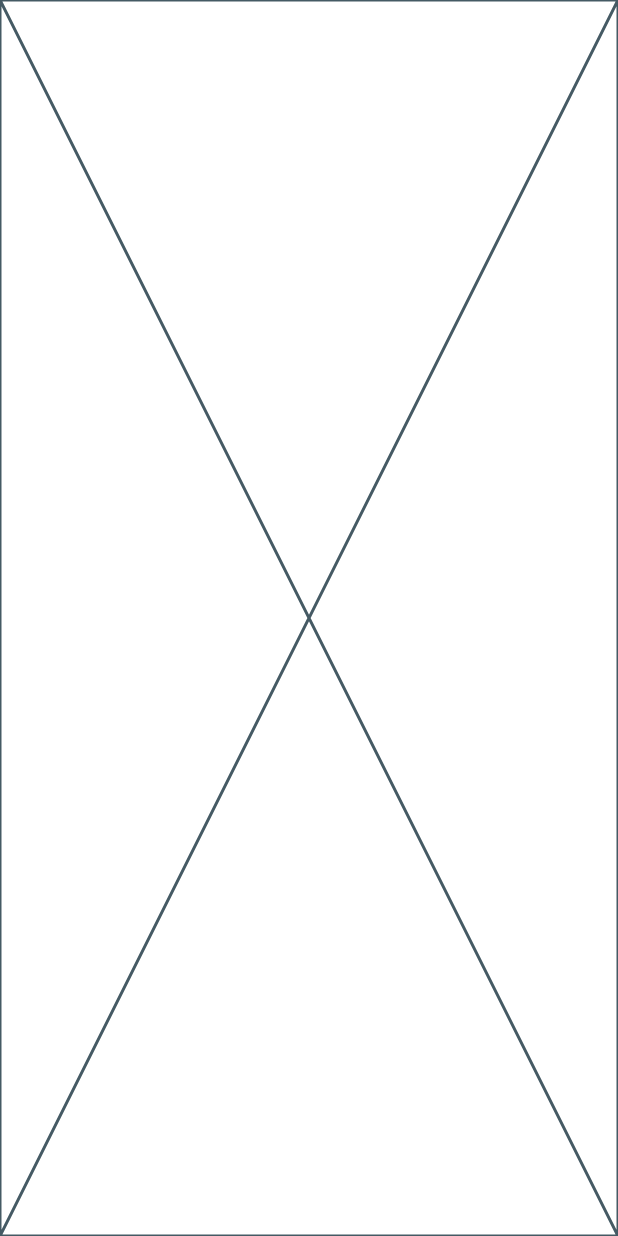
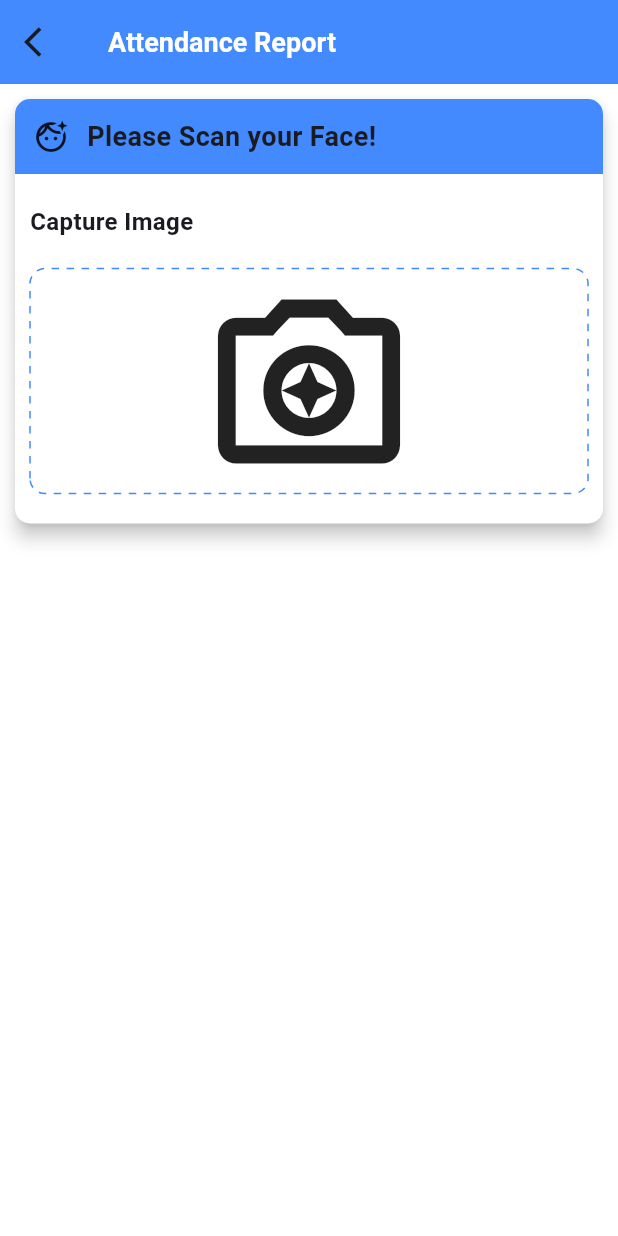
Before and after one commit to knalbdev/attendance_app, a Flutter app: the screen it shows after launch, after a tap on "Attendance Report", on a phone screen of 412 x 824 dp. Run offline on Flutter 3.47's test engine with Material 3 defaults, Android fonts, the phone set to English and light mode, and no system bars; drawn by our look-alikes of dotted_border; our stand-ins replace camera, cloud_firestore, firebase_core; missing offline and left inert: google_mlkit_face_detection; accounts and stored records are empty.

Commit message:
creating camera box

```diff
--- a/lib/ui/attend/attendance_screen.dart
+++ b/lib/ui/attend/attendance_screen.dart
@@ -1,10 +1,141 @@
+import 'dart:io';
+
+import 'package:camera/camera.dart';
+import 'package:cloud_firestore/cloud_firestore.dart';
+import 'package:dotted_border/dotted_border.dart';
+import 'package:face_recognition/ui/attend/camera_screen.dart';
 import 'package:flutter/material.dart';
 
-class AttendanceScreen extends StatelessWidget {
-  const AttendanceScreen({super.key});
+class AttendanceScreen extends StatefulWidget {
+  final XFile? image;
+
+  const AttendanceScreen({super.key, this.image});
+
+  @override
+  State<AttendanceScreen> createState() => _AttendanceScreenState(this.image);
+}
+
+class _AttendanceScreenState extends State<AttendanceScreen> {
+  _AttendanceScreenState(this.image);
+
+  XFile? image;
+  String address = "", date = "", time = "", dateTime = "", status = "Attend";
+  bool isLoading = false;
+  double lat = 0.0, long = 0.0;
+  int dateHours = 0, minute = 0;
+  final controller = TextEditingController();
+  final CollectionReference dataCollection = FirebaseFirestore.instance.collection('attendance');
+
+  @override
+  void initState() {
+    handleLocationPermission();
+    setDateTime();
+    setAttendStatus();
+
+    if (image != null) {
+      isLoading = true;
+      getGeoLocationPosition();
+    }
+  }
 
   @override
   Widget build(BuildContext context) {
-    return const Placeholder();
+    Size size = MediaQuery.of(context).size;
+
+    return Scaffold(
+      backgroundColor: Colors.white,
+      appBar: AppBar(
+        elevation: 0,
+        backgroundColor: Colors.blueAccent,
+        leading: IconButton(
+          icon: Icon(Icons.arrow_back_ios),
+          onPressed: () => Navigator.of(context).pop(),
+        ),
+        title: Text(
+          "Attendance Report",
+          style: TextStyle(
+            fontSize: 18,
+            fontWeight: FontWeight.bold,
+            color: Colors.white
+          ),
+        ),
+      ),
+      body: SingleChildScrollView(
+        child: Card(
+          color: Colors.white,
+          margin: EdgeInsets.fromLTRB(10, 10, 10, 30),
+          shape: RoundedRectangleBorder(
+            borderRadius: BorderRadius.circular(10)
+          ),
+          elevation: 5,
+          child: Column(
+            crossAxisAlignment: CrossAxisAlignment.start,
+            children: [
+              Container(
+                height: 50,
+                decoration: BoxDecoration(
+                  borderRadius: BorderRadius.only(
+                    topLeft: Radius.circular(10),
+                    topRight: Radius.circular(10)
+                  ),
+                  color: Colors.blueAccent
+                ),
+                child: Row(
+                  children: [
+                    SizedBox(width: 12),
+                    Icon(Icons.face_retouching_natural_outlined),
+                    SizedBox(width: 12),
+                    Text(
+                      "Please Scan your Face!",
+                      style: TextStyle(
+                        fontSize: 18,
+                        fontWeight: FontWeight.bold,
+                      ),
+                    )
+                  ],
+                ),
+              ),
+              Padding(
+                padding: EdgeInsets.fromLTRB(10, 20, 0, 20),
+                child: Text(
+                  "Capture Image",
+                  style: TextStyle(
+                    fontSize: 16,
+                    fontWeight: FontWeight.bold,
+                  ),
+                ),
+              ),
+              GestureDetector(
+                onTap: () {
+                  Navigator.push(
+                    context,
+                    MaterialPageRoute(builder: (context) => CameraScreen())
+                  );
+                },
+                child: Container(
+                  margin: EdgeInsets.fromLTRB(10, 0, 10, 20),
+                  width: size.width,
+                  height: 150,
+                  child: DottedBorder(
+                    radius: Radius.circular(10),
+                    borderType: BorderType.RRect,
+                    color: Colors.blueAccent,
+                    strokeWidth: 1,
+                    dashPattern: [5, 5],
+                    child: SizedBox.expand(
+                      child: FittedBox(
+                        child: image != null
+                        ? Image.file(File(image!.path), fit: BoxFit.cover)
+                        : Icon(Icons.camera_enhance_outlined)
+                      ),
+                    ),
+                  ),
+                ),
+              )
+            ],
+          ),
+        ),
+      ),
+    );
   }
 }
--- /dev/null
+++ b/lib/ui/attend/camera_screen.dart
@@ -0,0 +1,15 @@
+import 'package:flutter/material.dart';
+
+class CameraScreen extends StatefulWidget {
+  const CameraScreen({super.key});
+
+  @override
+  State<CameraScreen> createState() => _CameraScreenState();
+}
+
+class _CameraScreenState extends State<CameraScreen> {
+  @override
+  Widget build(BuildContext context) {
+    return const Placeholder();
+  }
+}
```
Also changed, not shown: lib/ui/history/history_screen.dart (added), lib/ui/permission/permission_screen.dart (added).
